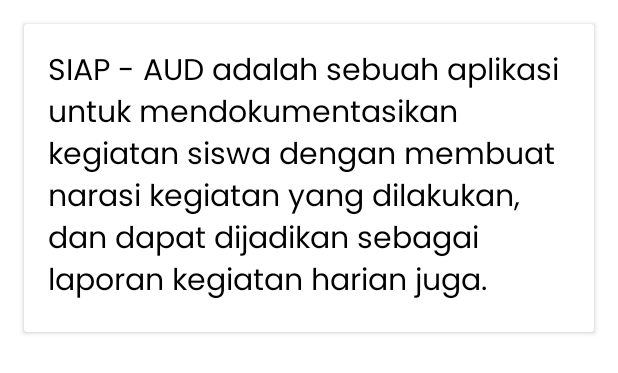
After one commit to Faizalilham/SIPAUD, an Android app: the layout information_bottom_sheet.xml on its own in the app's theme, with its tools: preview values and no code run, on a phone screen of 412 x 824 dp. The commit adds this screen. Shown: the top 373 px of the screen. Run offline under Robolectric (Android 15) with nearby library versions, the phone set to English and light mode, and no system bars.

Commit message:
feature: information app

```diff
--- /dev/null
+++ b/app/src/main/res/layout/information_bottom_sheet.xml
@@ -0,0 +1,27 @@
+<LinearLayout xmlns:android="http://schemas.android.com/apk/res/android"
+    android:layout_width="match_parent"
+    android:layout_height="wrap_content"
+    android:orientation="vertical">
+
+    <androidx.cardview.widget.CardView
+        android:layout_width="match_parent"
+        android:layout_height="wrap_content"
+        android:layout_margin="16dp">
+
+        <LinearLayout
+            android:layout_width="match_parent"
+            android:layout_height="wrap_content"
+            android:orientation="vertical"
+            android:padding="16dp">
+
+            <TextView
+                android:id="@+id/tvDescription"
+                android:layout_width="match_parent"
+                android:layout_height="wrap_content"
+                android:text="@string/info_app"
+                android:fontFamily="@font/poppins"
+                android:textColor="@color/black"
+                android:textSize="@dimen/sp20" />
+        </LinearLayout>
+    </androidx.cardview.widget.CardView>
+</LinearLayout>
--- a/app/src/main/res/values/strings.xml
+++ b/app/src/main/res/values/strings.xml
@@ -60,6 +60,11 @@
     <string name="back">Kembali</string>
     <!-- TODO: Remove or change this placeholder text -->
     <string name="hello_blank_fragment">Hello blank fragment</string>
+    <string name="info_app">SIAP - AUD adalah sebuah aplikasi untuk mendokumentasikan kegiatan siswa dengan membuat narasi kegiatan yang dilakukan, dan dapat dijadikan sebagai laporan kegiatan harian juga.</string>
+    <string name="tutup">Tutup</string>
+    <string name="pilih_bahasa">Pilih Bahasa</string>
+    <string name="bahasa_indonesia">Bahasa Indonesia</string>
+    <string name="english">English</string>
 
 
 </resources>
```
Also changed, not shown: app/src/main/java/android/coding/ourapp/presentation/ui/ProfileActivity.kt (+16 -2 lines), app/src/main/res/layout/language_bottom_sheet.xml (+7 -4 lines), 1 other file.
